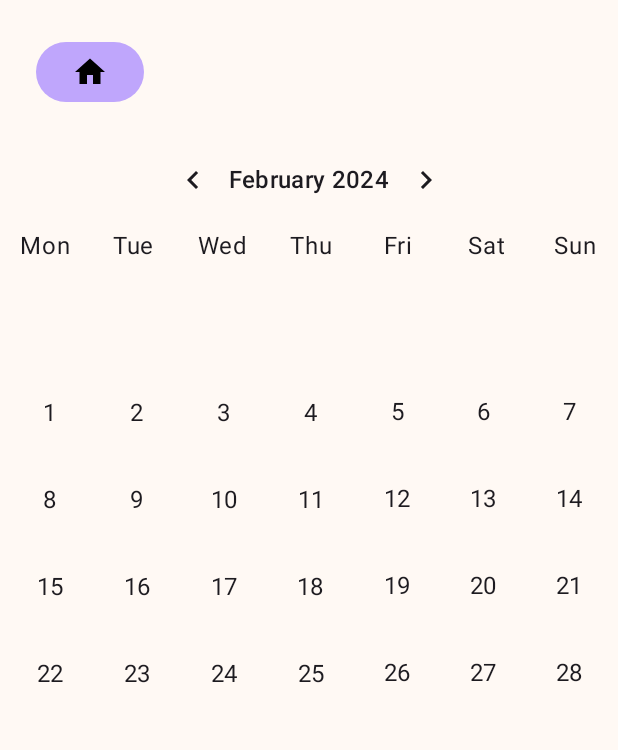
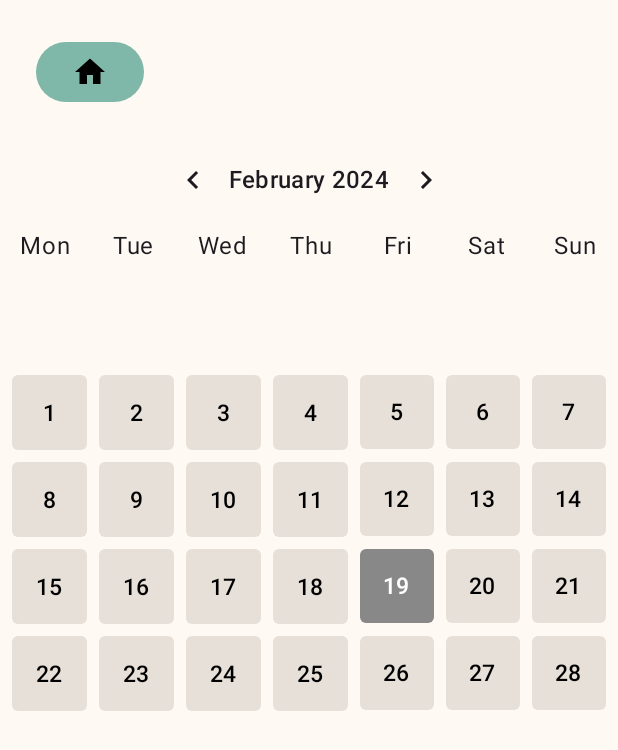
Before and after one commit to JixiuChang/My_Application, an Android app built with Jetpack Compose: the screen it shows after launch (MainActivity), after a tap on "Calendar", on a phone screen of 412 x 824 dp. Shown: the top 750 px of the screen. Run offline under Robolectric (Android 15) with nearby library versions, the phone set to English and light mode, and no system bars.

Commit message:
Update 6. Fixed calendar so it links to a date selection system. Fixed piechart

```diff
--- a/androidApp/src/main/java/com/example/myapplication/android/MainActivity.kt
+++ b/androidApp/src/main/java/com/example/myapplication/android/MainActivity.kt
@@ -19,6 +19,8 @@ import androidx.compose.ui.Alignment
 import androidx.compose.ui.Modifier
 import androidx.compose.ui.geometry.CornerRadius
 import androidx.compose.ui.geometry.Offset
+import androidx.compose.ui.geometry.Size
+import androidx.compose.ui.graphics.BlendMode
 import androidx.compose.ui.graphics.BlendMode.Companion.Color
 import androidx.compose.ui.tooling.preview.Preview
 import androidx.compose.ui.unit.dp
@@ -27,10 +29,13 @@ import androidx.compose.ui.graphics.Color
 import androidx.compose.ui.graphics.drawscope.Stroke
 import androidx.compose.ui.text.style.TextAlign
 import androidx.compose.ui.unit.Dp
+import androidx.compose.ui.unit.sp
 import java.time.DayOfWeek
 import java.time.LocalDate
 import java.time.YearMonth
+import java.time.format.DateTimeFormatter
 import java.time.format.TextStyle
+import java.util.Calendar
 import java.util.Locale
 
 data class ProgressBarSection(
@@ -38,11 +43,14 @@ data class ProgressBarSection(
     val color: Color
 )
 
+//global date
+val selectedDate = mutableStateOf(LocalDate.now())
+
 class MainActivity : ComponentActivity() {
     override fun onCreate(savedInstanceState: Bundle?) {
         super.onCreate(savedInstanceState)
         setContent {
-            MyApplicationTheme {
+            MyApplicationTheme(darkTheme = false) {
                 Surface(
                     modifier = Modifier.fillMaxSize(),
                     color = MaterialTheme.colorScheme.background
@@ -54,23 +62,50 @@ class MainActivity : ComponentActivity() {
     }
 }
 
+@Composable
+fun IndexView() {
+    var isTopIndex by remember { mutableStateOf(true) }
+    if (isTopIndex) {
+        IndexViewAbove(onSwitch = { isTopIndex = false })
+    } else {
+        IndexViewBelow(onSwitch = { isTopIndex = true })
+    }
+}
+
 
 @Composable
-fun IndexView() {
+fun IndexViewAbove(onSwitch: () -> Unit) {
     var currentPageState by remember { mutableStateOf("Main") }
     when (currentPageState) {
         "Calendar" -> CalendarView { currentPageState = "Main" }
         "MasterManager" -> MasterManagerView { currentPageState = "Main" }
-        "Preview" -> PreviewView { currentPageState = "Main" }
         "Main" -> MainView(
             onCalendarClick = { currentPageState = "Calendar" },
             onMasterManagerClick = { currentPageState = "MasterManager" },
-            onPreviewClick = { currentPageState = "Preview" }
+            onPreviewClick = onSwitch
+        )
+    }
+}
+
+@Composable
+fun IndexViewBelow(onSwitch: () -> Unit) {
+    var currentPageState by remember { mutableStateOf("Preview") }
+    when (currentPageState) {
+        "Calendar" -> CalendarView { currentPageState = "Preview" }
+        "MasterManager" -> MasterManagerView { currentPageState = "Preview" }
+        "Preview" -> PreviewView(
+            onCalendarClick = { currentPageState = "Calendar" },
+            onMasterManagerClick = { currentPageState = "MasterManager" },
+            onMainClick = onSwitch
         )
     }
 }
 @Composable
 fun MainView(onCalendarClick: () -> Unit, onMasterManagerClick: () -> Unit, onPreviewClick: () -> Unit) {
+    Surface(
+        modifier = Modifier.fillMaxSize(),
+        color = MaterialTheme.colorScheme.background
+    ) {
         Column(
             modifier = Modifier
                 .fillMaxSize()
@@ -108,18 +143,25 @@ fun MainView(onCalendarClick: () -> Unit, onMasterManagerClick: () -> Unit, onPr
                     .weight(1f), // This will make the box take up all available space
                 contentAlignment = Alignment.Center // This will align the progress bar in the center of the box
             ) {
-            CustomProgressBar(
+                PieChart(
                     modifier = Modifier
                         .fillMaxWidth()
                         .height(30.dp)
                         .padding(horizontal = 32.dp),  // Side paddings for the progress bar
                     sections = listOf(
-                    ProgressBarSection(value = 0.2f, color = androidx.compose.ui.graphics.Color.Red),
-                    ProgressBarSection(value = 0.5f, color = androidx.compose.ui.graphics.Color.White),
-                    ProgressBarSection(value = 0.3f, color = androidx.compose.ui.graphics.Color.Green)
+                        ProgressBarSection(
+                            value = 0.2f,
+                            color = androidx.compose.ui.graphics.Color.Red
                         ),
-                spacing = 4.dp,  // Spacing between sections
-                cornerRadius = 7.5.dp  // Corner radius
+                        ProgressBarSection(
+                            value = 0.5f,
+                            color = androidx.compose.ui.graphics.Color.Blue
+                        ),
+                        ProgressBarSection(
+                            value = 0.3f,
+                            color = androidx.compose.ui.graphics.Color.Green
+                        )
+                    )
                 )
             }
             IconButton(
@@ -136,58 +178,116 @@ fun MainView(onCalendarClick: () -> Unit, onMasterManagerClick: () -> Unit, onPr
             }
         }
     }
+}
 
 @Composable
-fun PreviewView(onMainClick: () -> Unit) {
+fun PreviewView(onCalendarClick: () -> Unit, onMasterManagerClick: () -> Unit, onMainClick: () -> Unit) {
+    Surface(
+        modifier = Modifier.fillMaxSize(),
+        color = MaterialTheme.colorScheme.background
+    ) {
         Column(
-        modifier = Modifier.fillMaxSize()
+            modifier = Modifier
+                .fillMaxSize()
+                .padding(16.dp)
         ) {
+            Row(
+                modifier = Modifier
+                    .fillMaxWidth()
+                    .padding(bottom = 16.dp)  // Add padding to bottom to space from the progress bar
+            ) {
+                Button(
+                    onClick = onCalendarClick,
+                    modifier = Modifier.padding(8.dp)
+                ) {
+                    Icon(
+                        imageVector = Icons.Filled.DateRange,
+                        contentDescription = "Calendar"
+                    )
+                }
+                Spacer(modifier = Modifier.weight(1f))
+
                 // IconButton at the top of the PreviewView
                 IconButton(
                     onClick = { onMainClick() },
-            modifier = Modifier
-                .align(Alignment.CenterHorizontally)
-                .padding(top = 16.dp)
+                    modifier = Modifier.size(60.dp)
                 ) {
                     Icon(
                         imageVector = Icons.Filled.KeyboardArrowUp,
-                contentDescription = "Go to Main",
-                modifier = Modifier.size(60.dp)
+                        contentDescription = "Go to Main"
                     )
                 }
-        // ... other content for PreviewView ...
+                Spacer(modifier = Modifier.weight(1f))
+
+                Button(
+                    onClick = onMasterManagerClick,
+                    modifier = Modifier.padding(8.dp)
+                ) {
+                    Icon(
+                        imageVector = Icons.Filled.Edit,
+                        contentDescription = "Edit"
+                    )
                 }
             }
-
+            Text(
+                text = selectedDate.value.format(DateTimeFormatter.ofPattern("yyyy MM dd")),
+                modifier = Modifier.align(Alignment.CenterHorizontally)
+            )
+        }
+    }
+}
 @Composable
-fun CustomProgressBar(
+fun PieChart(
     modifier: Modifier,
     sections: List<ProgressBarSection>,
-    spacing: Dp,
-    cornerRadius: Dp
+    backgroundColor: Color = Color(0xFFE0E0E0),
+    spacing: Dp = 8.dp
 ) {
     Canvas(modifier = modifier) {
-        val spaceWidth = spacing.toPx() * (sections.size - 1) // Total width of all spacings
-        val usableWidth = size.width - spaceWidth // Width that can be used by sections
-        var start = 0f
+        // Calculate the total percentage to adjust sweep angles if they don't add up to 1 (100%)
+        val totalPercentage = sections.sumByDouble { it.value.toDouble() }.toFloat()
+        var startAngle = -90f // Start at the top (12 o'clock)
 
-        sections.forEachIndexed { index, section ->
-            val sectionWidth = usableWidth * section.value
-            drawRoundRect(
-                color = section.color,
-                topLeft = Offset(start, 0f),
-                size = androidx.compose.ui.geometry.Size(sectionWidth, size.height),
-                cornerRadius = CornerRadius(cornerRadius.toPx())
+        // Draw the background circle
+        val pieRadius = (size.minDimension - spacing.toPx() * 2) / 2 * 10
+        val backgroundRadius = pieRadius + spacing.toPx()
+        drawCircle(
+            color = backgroundColor,
+            radius = backgroundRadius, // Slightly larger than the pie chart
+            center = center
         )
-            // Update the start position for the next section, including spacing
-            start += sectionWidth + if (index < sections.size - 1) spacing.toPx() else 0f
+
+        // Draw each section of the pie chart
+        sections.forEach { section ->
+            val sweepAngle = (section.value / totalPercentage) * 360f // Calculate sweep angle
+            val sectionColor = when (section.color) {
+                androidx.compose.ui.graphics.Color.Red -> Color(0xFFBB6666) // Less vibrant red
+                androidx.compose.ui.graphics.Color.Blue -> Color(0xFF6666BB)
+                androidx.compose.ui.graphics.Color.Green -> Color(0xFF66BB66) // Less vibrant green
+                else -> section.color // Other colors remain unchanged
+            }
+
+            drawArc(
+                color = sectionColor,
+                startAngle = startAngle,
+                sweepAngle = sweepAngle,
+                useCenter = true,
+                topLeft = Offset(center.x - pieRadius, center.y - pieRadius),
+                size = Size(pieRadius * 2, pieRadius * 2)
+            )
+
+            startAngle += sweepAngle
         }
     }
 }
 
 @Composable
 fun CalendarView(onClickBack: () -> Unit) {
-    var selectedMonth by remember { mutableStateOf(YearMonth.now()) }
+    Surface(
+        modifier = Modifier.fillMaxSize(),
+        color = MaterialTheme.colorScheme.background
+    ) {
+        var selectedMonth by remember { mutableStateOf(YearMonth.from(selectedDate.value)) }
         val daysInMonth = remember(selectedMonth) { selectedMonth.lengthOfMonth() }
         val firstOfMonth = remember(selectedMonth) { selectedMonth.atDay(1) }
         val lastOfMonth = remember(selectedMonth) { selectedMonth.atEndOfMonth() }
@@ -195,7 +295,11 @@ fun CalendarView(onClickBack: () -> Unit) {
         val days = remember(selectedMonth) {
             val totalDays = List(daysInMonth + startDayOfWeek - 1) { dayIndex ->
                 if (dayIndex >= startDayOfWeek) {
-                LocalDate.of(selectedMonth.year, selectedMonth.month, dayIndex - startDayOfWeek + 1)
+                    LocalDate.of(
+                        selectedMonth.year,
+                        selectedMonth.month,
+                        dayIndex - startDayOfWeek + 1
+                    )
                 } else null
             }
             // Fill in the leading and trailing nulls to complete the week
@@ -204,14 +308,17 @@ fun CalendarView(onClickBack: () -> Unit) {
             List(additionalDaysAtStart) { null } + totalDays + List(additionalDaysAtEnd) { null }
         }
 
-    Column(modifier = Modifier
+        Column(
+            modifier = Modifier
                 .fillMaxSize(),
             horizontalAlignment = Alignment.CenterHorizontally
         ) {
 
-        Row(modifier = Modifier
+            Row(
+                modifier = Modifier
                     .fillMaxWidth()
-            .padding(16.dp)) {
+                    .padding(16.dp)
+            ) {
                 Button(
                     onClick = { onClickBack() },
                     modifier = Modifier.padding(8.dp)
@@ -229,7 +336,8 @@ fun CalendarView(onClickBack: () -> Unit) {
             Spacer(modifier = Modifier.height(8.dp))
             DaysOfWeekHeader()
             Spacer(modifier = Modifier.height(8.dp))
-        CalendarDaysGrid(days)
+            CalendarDaysGrid(days, selectedDate)
+        }
     }
 }
 
@@ -257,22 +365,55 @@ fun DaysOfWeekHeader() {
 }
 
 @Composable
-fun CalendarDaysGrid(days: List<LocalDate?>) {
-    LazyVerticalGrid(columns = GridCells.Fixed(7), contentPadding = PaddingValues(4.dp), modifier = Modifier.fillMaxWidth()) {
+fun CalendarDaysGrid(
+    days: List<LocalDate?>,
+    selectedDate: MutableState<LocalDate>
+) {
+    val backgroundColor = Color(0xFFE6E0D8) // slightly darker than 0xFFFFF9F4
+    val roundedCornerShape = RoundedCornerShape(4.dp) // for slightly rounded corners
+    val minimumTextSize = 15.sp
+
+    LazyVerticalGrid(
+        columns = GridCells.Fixed(7),
+        contentPadding = PaddingValues(4.dp),
+        modifier = Modifier.fillMaxWidth()
+    ) {
         items(days) { day ->
-            Box(modifier = Modifier
+            if (day != null) {
+                val textColor = if (selectedDate.value == day) androidx.compose.ui.graphics.Color.White else androidx.compose.ui.graphics.Color.Black // Ensuring contrast
+                Button(
+                    onClick = { selectedDate.value = day },
+                    modifier = Modifier
                         .padding(4.dp)
-                .aspectRatio(1f), contentAlignment = Alignment.Center) {
-                if (day != null) {
-                    Text(text = day.dayOfMonth.toString(), style = MaterialTheme.typography.bodyMedium)
+                        .aspectRatio(1f),
+                    colors = ButtonDefaults.buttonColors(
+                        containerColor = if (selectedDate.value == day) androidx.compose.ui.graphics.Color.Gray else backgroundColor
+                    ),
+                    contentPadding = PaddingValues(1.dp),
+                    shape = roundedCornerShape // apply rounded corner shape
+                ) {
+                    Text(
+                        text = day.dayOfMonth.toString(),
+                        color = textColor, // Use the specified text color
+                        fontSize = minimumTextSize // ensure text size is at least 12sp
+                    )
                 }
+            } else {
+                Spacer(modifier = Modifier
+                    .padding(4.dp)
+                    .aspectRatio(1f))
             }
         }
     }
 }
 
+
 @Composable
 fun MasterManagerView(onClickBack: () -> Unit) {
+    Surface(
+        modifier = Modifier.fillMaxSize(),
+        color = MaterialTheme.colorScheme.background
+    ) {
         Row(
             modifier = Modifier
                 .fillMaxWidth()
@@ -281,12 +422,16 @@ fun MasterManagerView(onClickBack: () -> Unit) {
             Spacer(modifier = Modifier.weight(1f)) // This pushes the button to the end of the row
             Button(
                 onClick = { onClickBack() },
-            modifier = Modifier.padding(top = 8.dp, end = 8.dp) // This is the padding on the right side of the button
+                modifier = Modifier.padding(
+                    top = 8.dp,
+                    end = 8.dp
+                ) // This is the padding on the right side of the button
             ) {
                 Icon(
                     imageVector = Icons.Filled.Home,
                     contentDescription = "Main Menu"
                 )
+            }
         }
     }
 }
--- a/androidApp/src/main/java/com/example/myapplication/android/MyApplicationTheme.kt
+++ b/androidApp/src/main/java/com/example/myapplication/android/MyApplicationTheme.kt
@@ -16,14 +16,14 @@ import androidx.compose.ui.unit.dp
 import androidx.compose.ui.unit.sp
 
 private val LightThemeColor = lightColorScheme(
-    primary = Color(0xFFBFA6FC),
+    primary = Color(0xFF7fb8a8),
     onPrimary = Color.Black,
     background = Color(0xFFFFF9F4),
     surface = Color(0xFFFFF9F4)
 )
 
 private val DarkThemeColor = darkColorScheme(
-    primary = Color(0xFF3f7558),
+    primary = Color(0xFFBFA6FC),
     onPrimary = Color.White,
     background = Color(0xFF505e70),
     surface = Color(0xFF505e70)
```
Lines whose indentation alone changed are shown as unchanged.
